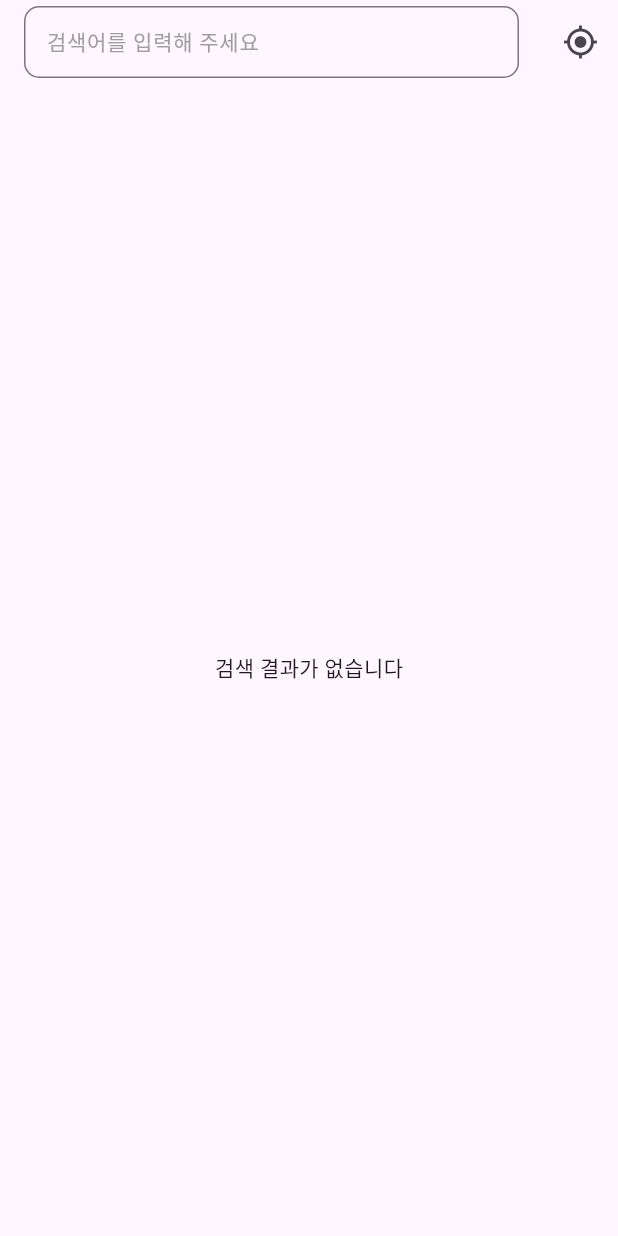
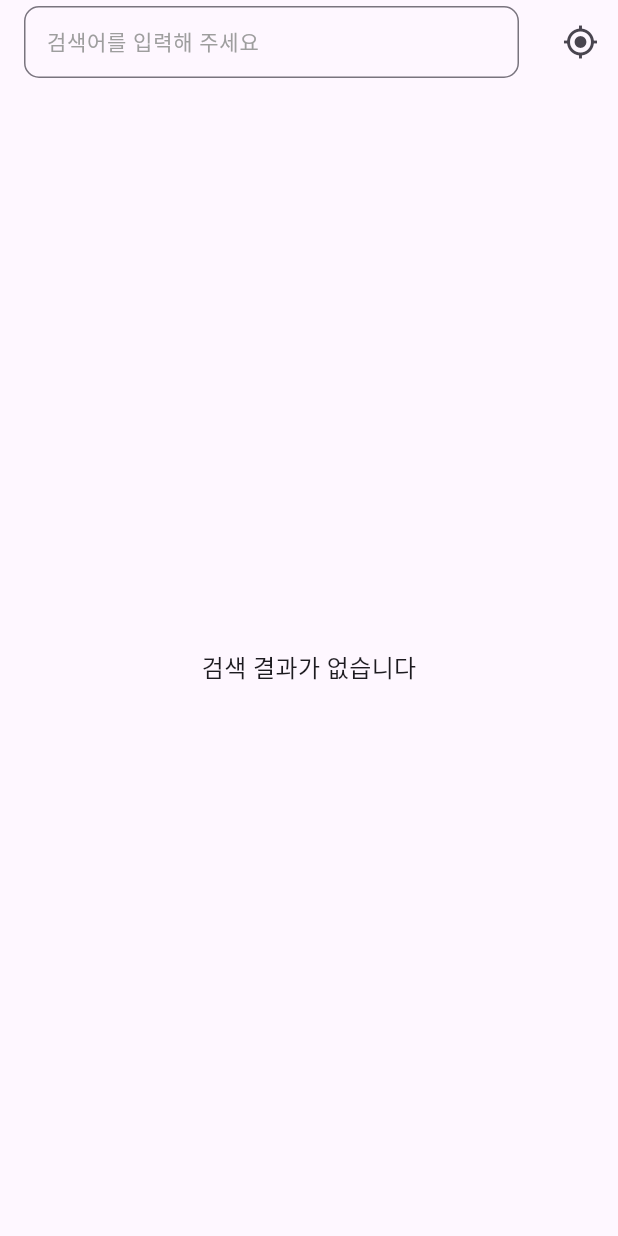
Before and after one commit to seonghoon-02/regional_search_app, a Flutter app: the screen it shows after launch, on a phone screen of 412 x 824 dp. Run offline on Flutter 3.47's test engine with Material 3 defaults, Android fonts, the phone set to English and light mode, and no system bars; our stand-ins replace dio, flutter_riverpod, geolocator; missing offline and left inert: flutter_inappwebview.

```diff
--- a/lib/geolocator_helper.dart
+++ b/lib/geolocator_helper.dart
@@ -1,5 +1,5 @@
 import 'package:geolocator/geolocator.dart';
-import 'vworld_repository.dart'; // VWorldRepository가 있는 파일을 import
+import 'vworld_repository.dart'; // VworldRepository가 있는 파일을 import
 
 class GeolocatorHelper {
   static bool _isDenied(LocationPermission permission) {
@@ -24,7 +24,7 @@ class GeolocatorHelper {
       );
 
       // VWorldRepository 인스턴스 생성
-      final vworldRepository = VWorldRepository();
+      final vworldRepository = VworldRepository();
 
       // 좌표를 이용해 행정구역 데이터 가져오기
       final areas = await vworldRepository.findByLatLng(
--- a/lib/home_page.dart
+++ b/lib/home_page.dart
@@ -3,6 +3,7 @@ import 'package:regional_search_app/home_list_view.dart';
 import 'package:flutter_riverpod/flutter_riverpod.dart';
 import 'package:regional_search_app/home_view_model.dart';
 import 'package:regional_search_app/geolocator_helper.dart';
+import 'package:regional_search_app/vworld_repository.dart';
 
 class HomePage extends ConsumerStatefulWidget {
   const HomePage({Key? key}) : super(key: key);
@@ -13,6 +14,7 @@ class HomePage extends ConsumerStatefulWidget {
 
 class _HomePageState extends ConsumerState<HomePage> {
   TextEditingController textEditingController = TextEditingController();
+  String locationName = ''; // 검색 키워드를 저장할 상태
 
   @override
   void dispose() {
@@ -21,13 +23,13 @@ class _HomePageState extends ConsumerState<HomePage> {
   }
 
   void search(String text) {
-    // 검색 수행
     ref.read(homeViewModelProvider.notifier).search(text);
   }
 
   @override
   Widget build(BuildContext context) {
     final homeState = ref.watch(homeViewModelProvider); // 상태를 관찰
+    final vworldRepository = VworldRepository();
 
     return GestureDetector(
       onTap: () {
@@ -38,14 +40,15 @@ class _HomePageState extends ConsumerState<HomePage> {
           actions: [
             GestureDetector(
               onTap: () async {
-                // GPS로부터 행정구역 가져오기
                 String? localName =
                     await GeolocatorHelper.getAdministrativeArea();
 
                 if (localName != null) {
-                  // TextField에 localName 업데이트
                   textEditingController.text = localName;
                   search(localName);
+                  setState(() {
+                    locationName = localName; // 검색 키워드 상태 업데이트
+                  });
                 }
               },
               child: const SizedBox(
@@ -56,11 +59,17 @@ class _HomePageState extends ConsumerState<HomePage> {
             ),
           ],
           title: TextField(
-            onSubmitted: (String query) {
-              search(query);
+            onSubmitted: (String query) async {
+              //TextField 에 입력된 키워드를 vworldRepository 이용하여 지역명으로 변환
+              String foundTitle = await vworldRepository.findTitle(query);
+              setState(() {
+                locationName = foundTitle; // 검색 키워드 상태 업데이트
+              });
+              //변환된 지역명을 통해 서치api 호출
+              search(foundTitle);
             },
             maxLines: 1,
-            controller: textEditingController, // TextEditingController 연결
+            controller: textEditingController,
             decoration: InputDecoration(
               contentPadding:
                   const EdgeInsets.symmetric(horizontal: 11, vertical: 11),
@@ -81,9 +90,15 @@ class _HomePageState extends ConsumerState<HomePage> {
             children: [
               const SizedBox(height: 10),
               Expanded(
-                //결과값이 null이거나 []일 경우 메세지 표시
                 child: homeState.location == null || homeState.location!.isEmpty
-                    ? const Center(child: Text('검색 결과가 없습니다')) // 결과가 없을 때
+                    ? Center(
+                        child: Text(
+                          locationName.isEmpty
+                              ? '검색 결과가 없습니다' // 기본 메시지
+                              : '검색 결과가 없습니다: $locationName', // 검색 키워드 포함
+                          style: const TextStyle(fontSize: 16),
+                        ),
+                      ) // 결과가 없을 때
                     : HomeListView(locations: homeState.location!), // 데이터를 전달
               ),
             ],
```
Also changed, not shown: lib/home_list_view.dart (+5 -5 lines), lib/vworld_repository.dart (+10 -10 lines), 1 other file.
